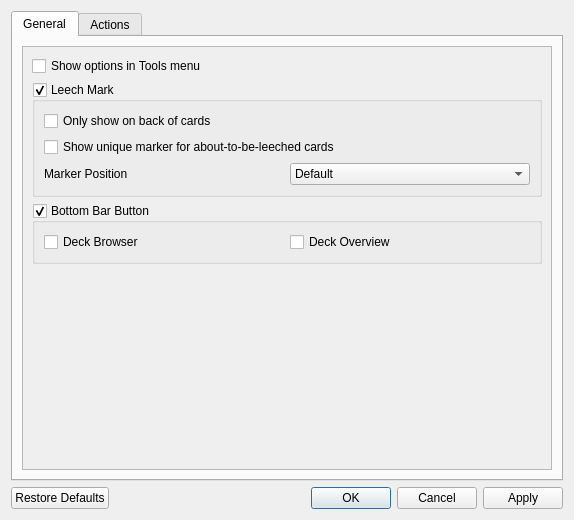
Qt form res/ui/options_dialog.ui (iamjustkoi/LeechToolkit) before a commit.
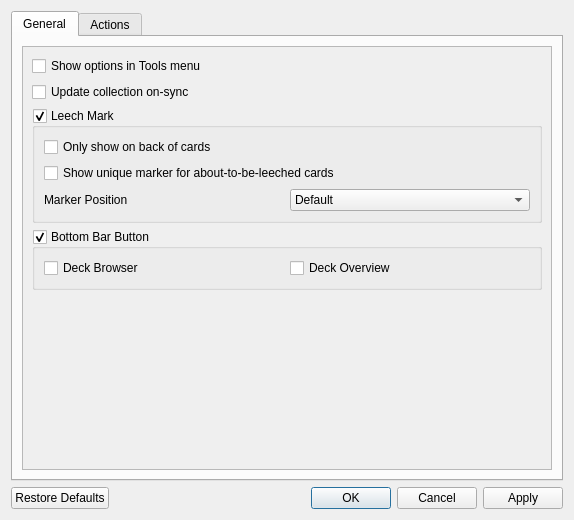
The same form after that commit.

Commit message: UI updates after new UI compiler implementation

```diff
--- a/res/ui/options_dialog.ui
+++ b/res/ui/options_dialog.ui
@@ -44,7 +44,7 @@
             <x>0</x>
             <y>0</y>
             <width>530</width>
-            <height>198</height>
+            <height>221</height>
            </rect>
           </property>
           <property name="sizePolicy">
@@ -64,6 +64,19 @@
              </property>
             </widget>
            </item>
+           <item>
+            <widget class="QCheckBox" name="checkBox">
+             <property name="toolTip">
+              <string>Applies reverse/action updates to all cards after syncing to AnkiWeb.</string>
+             </property>
+             <property name="text">
+              <string>Update collection on-sync</string>
+             </property>
+             <property name="checked">
+              <bool>false</bool>
+             </property>
+            </widget>
+           </item>
            <item>
             <widget class="QGroupBox" name="markerGroup">
              <property name="toolTip">
```
The commit also changes 1 other file.
